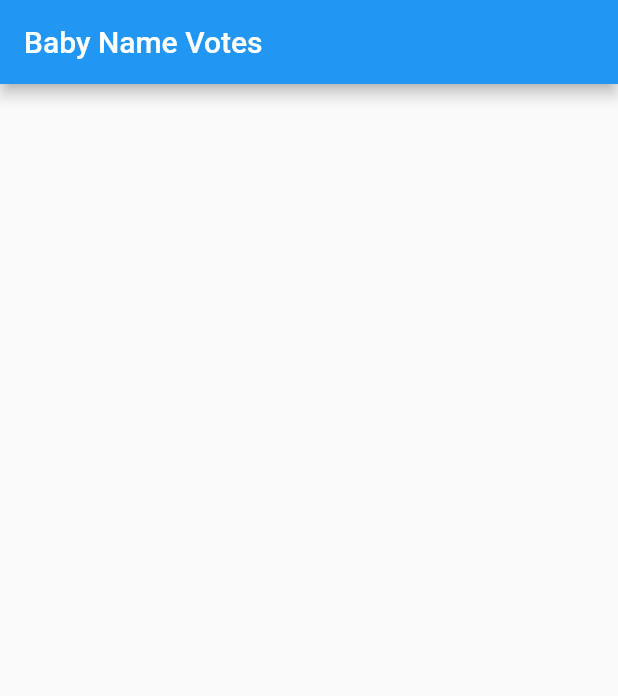
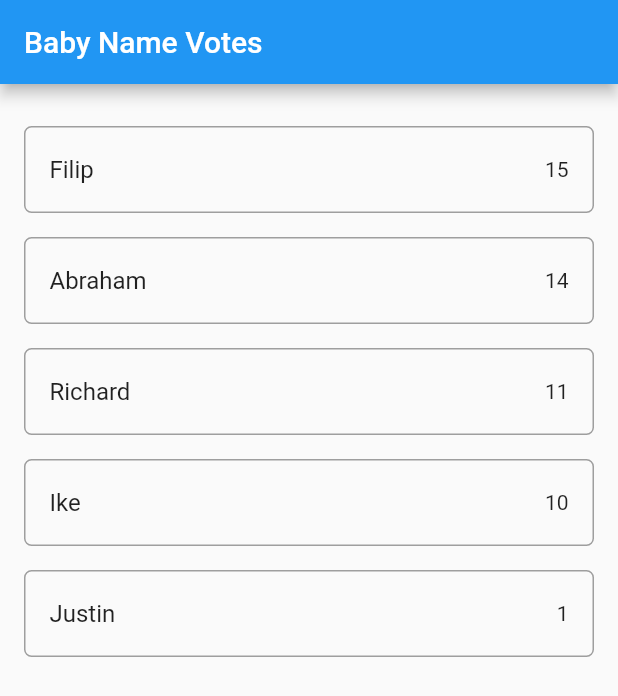
Before and after one commit to joshprzybyszewski/chringo, a Flutter app: the screen it shows after launch, on a phone screen of 412 x 824 dp. Shown: the top 696 px of the screen. Run offline on Flutter 3.47's test engine with Material 2 defaults, Android fonts, the phone set to English and light mode, and no system bars; our stand-ins replace cloud_firestore; accounts and stored records are empty.

```diff
--- a/chringo/lib/main.dart
+++ b/chringo/lib/main.dart
@@ -2,6 +2,14 @@ import 'package:cloud_firestore/cloud_firestore.dart';
 import 'package:flutter/material.dart';
 
 void main() => runApp(MyApp());
+
+final dummySnapshot = [
+ {"name": "Filip", "votes": 15},
+ {"name": "Abraham", "votes": 14},
+ {"name": "Richard", "votes": 11},
+ {"name": "Ike", "votes": 10},
+ {"name": "Justin", "votes": 1},
+];
 
 class MyApp extends StatelessWidget {
  @override
@@ -30,25 +38,19 @@ class _MyHomePageState extends State<MyHomePage> {
  }
 
  Widget _buildBody(BuildContext context) {
-    return StreamBuilder<QuerySnapshot>(
-      stream: Firestore.instance.collection('baby').snapshots(),
-      builder: (context, snapshot) {
-        if (!snapshot.hasData) return LinearProgressIndicator();
-
-        return _buildList(context, snapshot.data.documents);
-      },
-    );
+   // TODO: get actual snapshot from Cloud Firestore
+   return _buildList(context, dummySnapshot);
  }
 
-  Widget _buildList(BuildContext context, List<DocumentSnapshot> snapshot) {
+ Widget _buildList(BuildContext context, List<Map> snapshot) {
    return ListView(
      padding: const EdgeInsets.only(top: 20.0),
      children: snapshot.map((data) => _buildListItem(context, data)).toList(),
    );
  }
 
-  Widget _buildListItem(BuildContext context, DocumentSnapshot data) {
-    final record = Record.fromSnapshot(data);
+ Widget _buildListItem(BuildContext context, Map data) {
+   final record = Record.fromMap(data);
 
    return Padding(
      key: ValueKey(record.name),
@@ -61,13 +63,7 @@ class _MyHomePageState extends State<MyHomePage> {
        child: ListTile(
          title: Text(record.name),
          trailing: Text(record.votes.toString()),
-          onTap: () => Firestore.instance.runTransaction((transaction) async {
-                final freshSnapshot = await transaction.get(record.reference);
-                final fresh = Record.fromSnapshot(freshSnapshot);
-
-                await transaction
-                    .update(record.reference, {'votes': fresh.votes + 1});
-              }),
+         onTap: () => print(record),
        ),
      ),
    );
```
Lines whose indentation alone changed are shown as unchanged.
